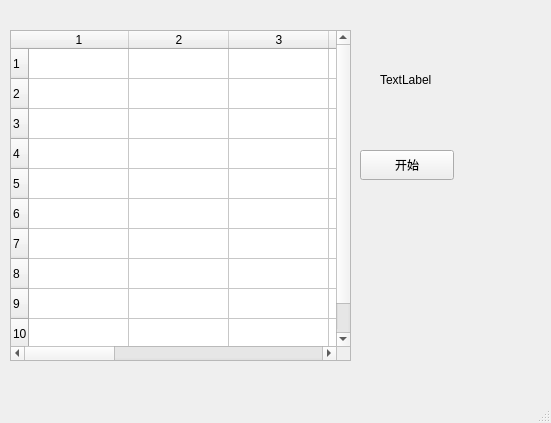
orestonce/MineGame-qt, file MineGameWindow.ui: the form before one commit.
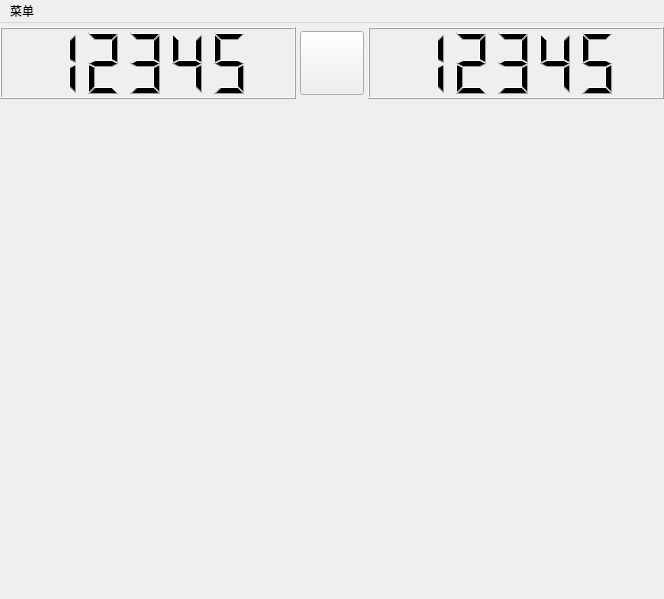
The form after the commit.

Patch:
```diff
--- a/MineGameWindow.ui
+++ b/MineGameWindow.ui
@@ -6,110 +6,175 @@
    <rect>
     <x>0</x>
     <y>0</y>
-    <width>551</width>
-    <height>423</height>
+    <width>664</width>
+    <height>599</height>
    </rect>
   </property>
   <property name="windowTitle">
    <string>扫雷游戏</string>
   </property>
   <widget class="QWidget" name="centralwidget">
-   <widget class="QTableWidget" name="tableWidget">
-    <property name="geometry">
-     <rect>
-      <x>10</x>
-      <y>30</y>
-      <width>341</width>
-      <height>331</height>
-     </rect>
+   <layout class="QVBoxLayout" name="verticalLayout" stretch="0,1">
+    <property name="spacing">
+     <number>6</number>
     </property>
-    <property name="focusPolicy">
-     <enum>Qt::NoFocus</enum>
+    <property name="leftMargin">
+     <number>0</number>
     </property>
-    <property name="editTriggers">
-     <set>QAbstractItemView::NoEditTriggers</set>
+    <property name="topMargin">
+     <number>0</number>
     </property>
-    <property name="selectionMode">
-     <enum>QAbstractItemView::NoSelection</enum>
+    <property name="rightMargin">
+     <number>0</number>
     </property>
-    <property name="rowCount">
-     <number>10</number>
+    <property name="bottomMargin">
+     <number>0</number>
     </property>
-    <property name="columnCount">
-     <number>10</number>
-    </property>
-    <row/>
-    <row/>
-    <row/>
-    <row/>
-    <row/>
-    <row/>
-    <row/>
-    <row/>
-    <row/>
-    <row/>
-    <column/>
-    <column/>
-    <column/>
-    <column/>
-    <column/>
-    <column/>
-    <column/>
-    <column/>
-    <column/>
-    <column/>
-   </widget>
-   <widget class="QPushButton" name="pushButton">
-    <property name="geometry">
-     <rect>
-      <x>360</x>
-      <y>150</y>
-      <width>94</width>
-      <height>30</height>
-     </rect>
-    </property>
-    <property name="text">
-     <string>开始</string>
-    </property>
-   </widget>
-   <widget class="QLabel" name="label">
-    <property name="geometry">
-     <rect>
-      <x>380</x>
-      <y>70</y>
-      <width>65</width>
-      <height>20</height>
-     </rect>
-    </property>
-    <property name="text">
-     <string>TextLabel</string>
-    </property>
-   </widget>
-   <widget class="QLabel" name="label_win">
-    <property name="geometry">
-     <rect>
-      <x>380</x>
-      <y>30</y>
-      <width>65</width>
-      <height>20</height>
-     </rect>
-    </property>
-    <property name="text">
-     <string/>
-    </property>
-   </widget>
+    <item>
+     <widget class="QWidget" name="widget_up" native="true">
+      <property name="minimumSize">
+       <size>
+        <width>0</width>
+        <height>80</height>
+       </size>
+      </property>
+      <property name="maximumSize">
+       <size>
+        <width>16777215</width>
+        <height>80</height>
+       </size>
+      </property>
+      <layout class="QHBoxLayout" name="horizontalLayout" stretch="1,0,1">
+       <property name="spacing">
+        <number>4</number>
+       </property>
+       <property name="leftMargin">
+        <number>0</number>
+       </property>
+       <property name="topMargin">
+        <number>4</number>
+       </property>
+       <property name="rightMargin">
+        <number>0</number>
+       </property>
+       <property name="bottomMargin">
+        <number>4</number>
+       </property>
+       <item>
+        <widget class="QLCDNumber" name="lcdNumber">
+         <property name="smallDecimalPoint">
+          <bool>true</bool>
+         </property>
+         <property name="digitCount">
+          <number>5</number>
+         </property>
+         <property name="mode">
+          <enum>QLCDNumber::Dec</enum>
+         </property>
+         <property name="segmentStyle">
+          <enum>QLCDNumber::Filled</enum>
+         </property>
+         <property name="intValue" stdset="0">
+          <number>12345</number>
+         </property>
+        </widget>
+       </item>
+       <item>
+        <widget class="QPushButton" name="pushButton">
+         <property name="sizePolicy">
+          <sizepolicy hsizetype="Fixed" vsizetype="Maximum">
+           <horstretch>0</horstretch>
+           <verstretch>0</verstretch>
+          </sizepolicy>
+         </property>
+         <property name="minimumSize">
+          <size>
+           <width>64</width>
+           <height>64</height>
+          </size>
+         </property>
+         <property name="text">
+          <string/>
+         </property>
+        </widget>
+       </item>
+       <item>
+        <widget class="QLCDNumber" name="lcdNumber_2">
+         <property name="smallDecimalPoint">
+          <bool>true</bool>
+         </property>
+         <property name="mode">
+          <enum>QLCDNumber::Dec</enum>
+         </property>
+         <property name="intValue" stdset="0">
+          <number>12345</number>
+         </property>
+        </widget>
+       </item>
+      </layout>
+     </widget>
+    </item>
+    <item>
+     <widget class="QWidget" name="widget_down" native="true"/>
+    </item>
+   </layout>
   </widget>
   <widget class="QMenuBar" name="menubar">
    <property name="geometry">
     <rect>
      <x>0</x>
      <y>0</y>
-     <width>551</width>
+     <width>664</width>
      <height>23</height>
     </rect>
    </property>
+   <widget class="QMenu" name="menu">
+    <property name="title">
+     <string>菜单</string>
+    </property>
+    <addaction name="actionRestart"/>
+    <addaction name="separator"/>
+    <addaction name="actionBasic"/>
+    <addaction name="actionAdvance"/>
+    <addaction name="actionSenior"/>
+    <addaction name="actionCustom"/>
+   </widget>
+   <addaction name="menu"/>
   </widget>
-  <widget class="QStatusBar" name="statusbar"/>
+  <action name="actionRestart">
+   <property name="text">
+    <string>开局</string>
+   </property>
+  </action>
+  <action name="actionBasic">
+   <property name="text">
+    <string>初级</string>
+   </property>
+   <property name="toolTip">
+    <string>初级</string>
+   </property>
+  </action>
+  <action name="actionAdvance">
+   <property name="text">
+    <string>中级</string>
+   </property>
+   <property name="toolTip">
+    <string>中级</string>
+   </property>
+  </action>
+  <action name="actionSenior">
+   <property name="text">
+    <string>高级</string>
+   </property>
+  </action>
+  <action name="actionCustom">
+   <property name="text">
+    <string>自定义</string>
+   </property>
+   <property name="toolTip">
+    <string>自定义</string>
+   </property>
+  </action>
  </widget>
  <resources/>
  <connections/>
```
